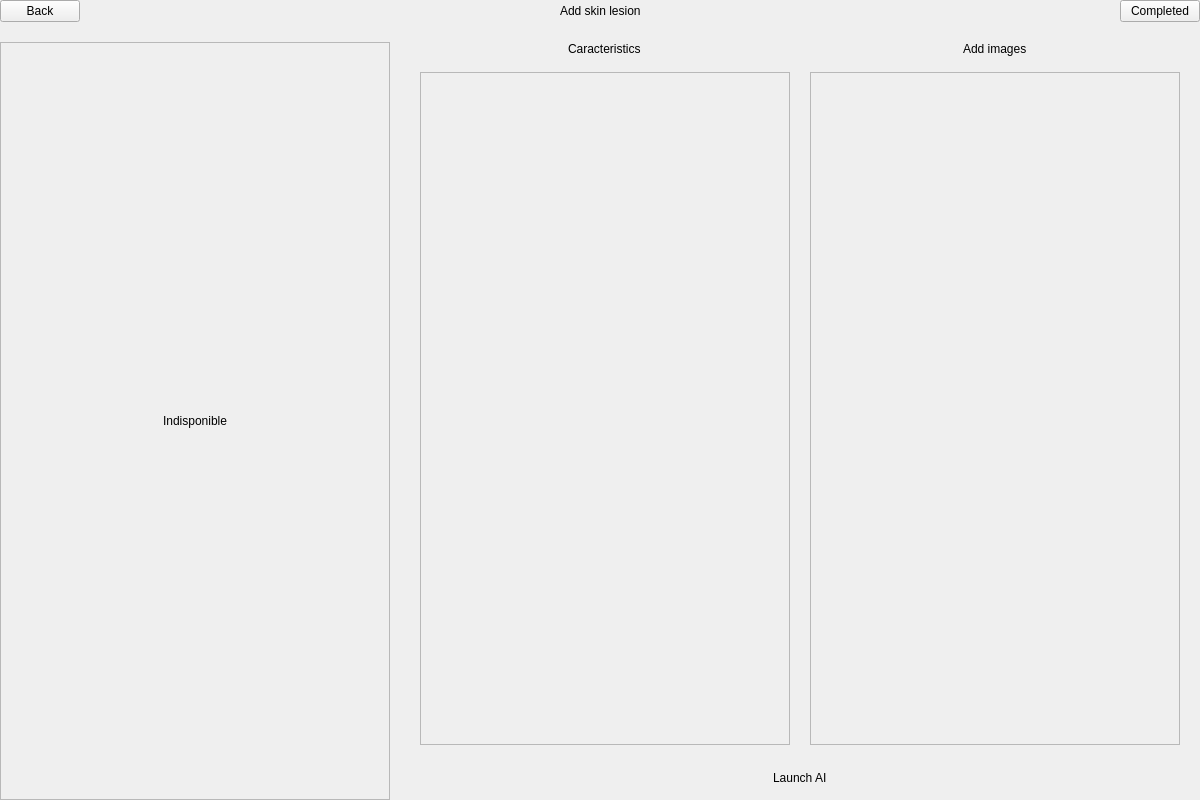
Old version of the form skin application/skinApplication/src/views/ui/ui_upsert_skin_lesion.ui in the repository AgustinCartaya/SkinApplication.
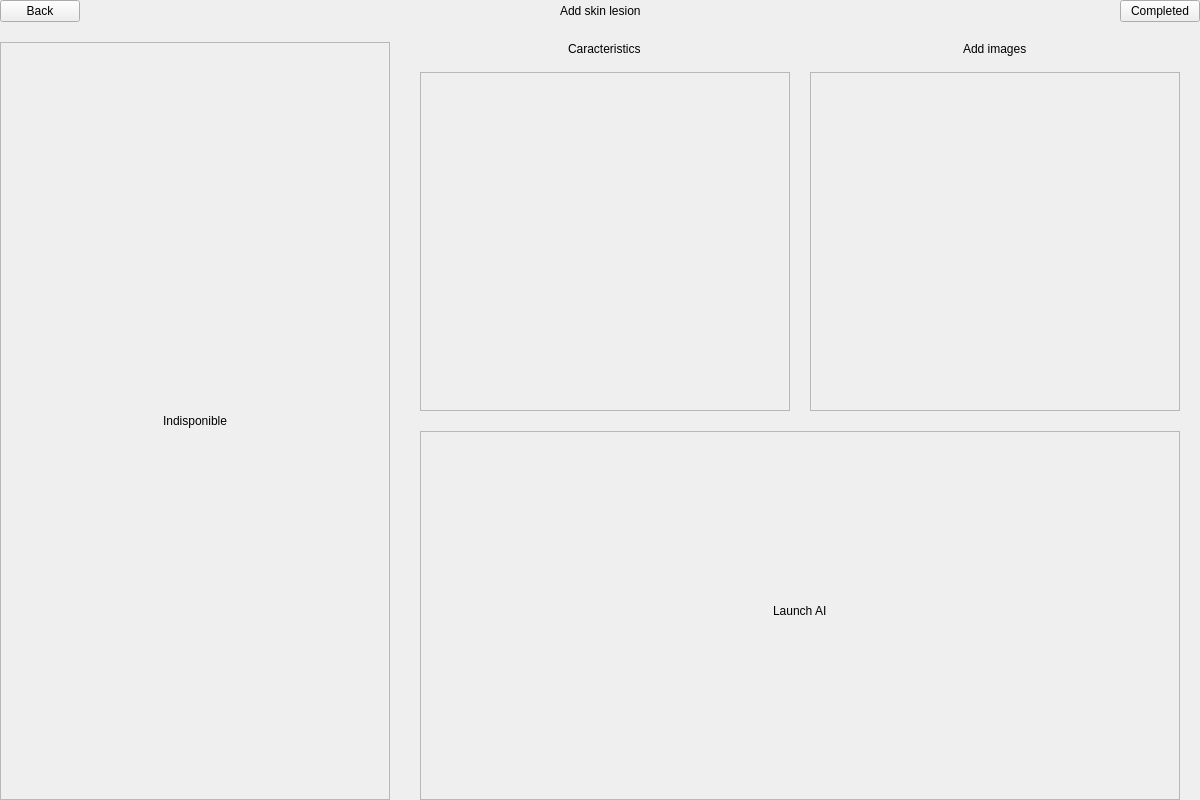
New version of the form. Custom widgets are drawn as their Qt base class.

What changed in the file:
```diff
--- a/skin application/skinApplication/src/views/ui/ui_upsert_skin_lesion.ui
+++ b/skin application/skinApplication/src/views/ui/ui_upsert_skin_lesion.ui
@@ -168,7 +168,7 @@
                 <x>0</x>
                 <y>0</y>
                 <width>364</width>
-                <height>328</height>
+                <height>332</height>
                </rect>
               </property>
               <layout class="QVBoxLayout" name="verticalLayout_30">
@@ -223,7 +223,7 @@
                 <x>0</x>
                 <y>0</y>
                 <width>364</width>
-                <height>328</height>
+                <height>332</height>
                </rect>
               </property>
               <layout class="QVBoxLayout" name="verticalLayout_10">
@@ -252,9 +252,25 @@
         </layout>
        </item>
        <item>
-        <layout class="QVBoxLayout" name="ly_ai_results">
+        <widget class="QFrame" name="c_ai_results">
+         <property name="frameShape">
+          <enum>QFrame::StyledPanel</enum>
+         </property>
+         <property name="frameShadow">
+          <enum>QFrame::Raised</enum>
+         </property>
+         <layout class="QVBoxLayout" name="verticalLayout">
+          <property name="leftMargin">
+           <number>0</number>
+          </property>
+          <property name="topMargin">
+           <number>0</number>
+          </property>
+          <property name="rightMargin">
+           <number>0</number>
+          </property>
          <property name="bottomMargin">
-          <number>10</number>
+           <number>0</number>
          </property>
          <item alignment="Qt::AlignHCenter">
           <widget class="Label" name="lb_lauch_ai">
@@ -269,7 +285,15 @@
            </property>
           </widget>
          </item>
-        </layout>
+          <item>
+           <layout class="QVBoxLayout" name="ly_ai_results">
+            <property name="bottomMargin">
+             <number>10</number>
+            </property>
+           </layout>
+          </item>
+         </layout>
+        </widget>
        </item>
       </layout>
      </item>
```
Lines whose indentation alone changed are shown as unchanged.
